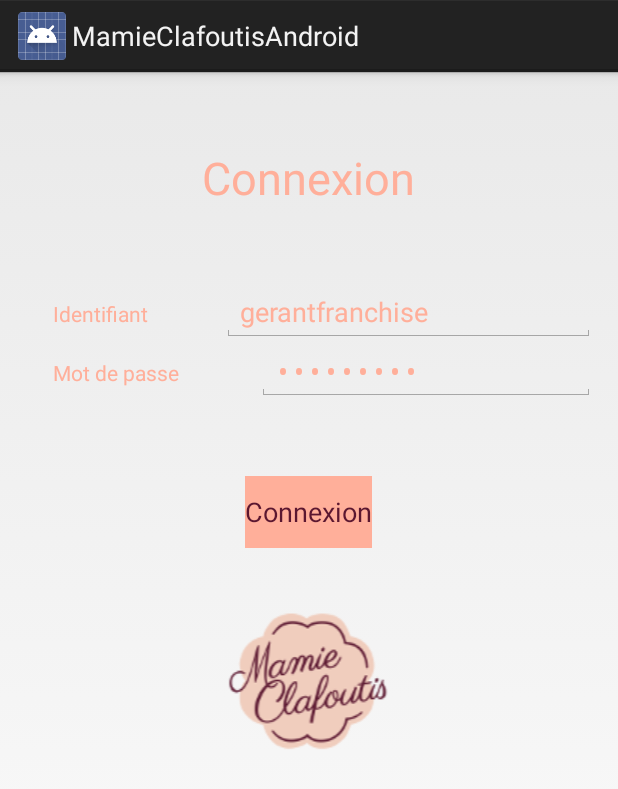
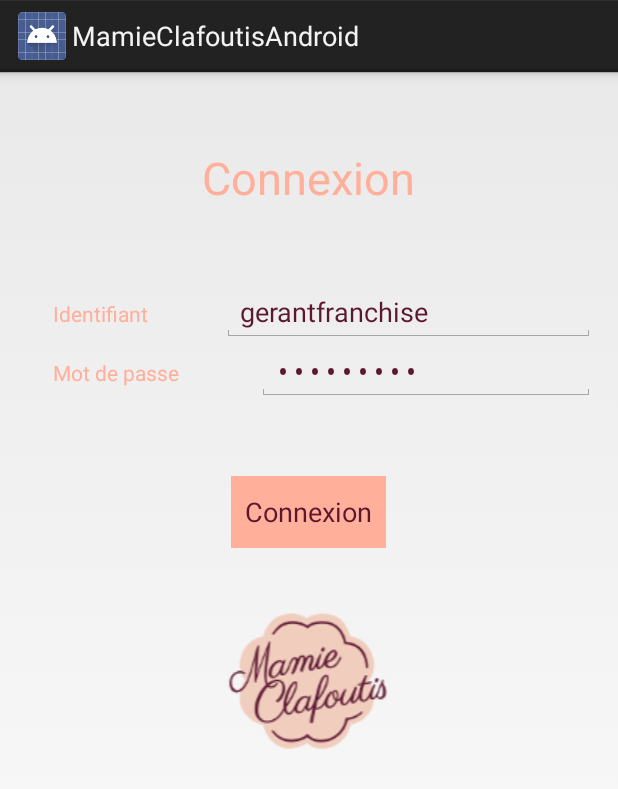
Before and after one commit to WhereRUBeen/ProjetAndroid-save, an Android app: the screen it shows after launch (ConnexionActivity), on a phone screen of 412 x 824 dp. Shown: the top 789 px of the screen. Run offline under Robolectric (Android 15) with nearby library versions, the phone set to English and light mode, and no system bars.

Commit message:
activity connection
changement couleur des input

```diff
--- a/app/src/main/res/layout/activity_connexion.xml
+++ b/app/src/main/res/layout/activity_connexion.xml
@@ -46,7 +46,7 @@
                 android:id="@+id/inputIdentifiant"
                 android:layout_width="wrap_content"
                 android:layout_height="wrap_content"
-                android:textColor="#FFAF9A"
+                android:textColor="#5b1730"
                 android:layout_weight="2"
                 android:layout_marginRight="15dp"/>
 
@@ -68,7 +68,7 @@
                 android:inputType="textPassword"
                 android:layout_width="wrap_content"
                 android:layout_height="wrap_content"
-                android:textColor="#FFAF9A"
+                android:textColor="#5b1730"
                 android:layout_weight="2"
                 android:layout_marginRight="15dp"/>
 
@@ -77,7 +77,7 @@
             android:id="@+id/bttnConnexion"
             android:layout_width="wrap_content"
             android:layout_height="wrap_content"
-            android:text="Connexion"
+            android:text="  Connexion  "
             android:background="#FFAF9A"
             android:layout_marginTop="50dp"
             android:textColor="#5b1730"
```
